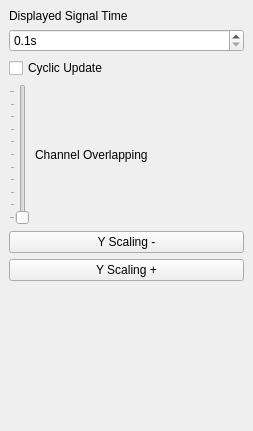
First picture: the form in src/config_widget/view_settings_dock_widget.ui, repository tools4BCI/TiA-Scope, before the edit.
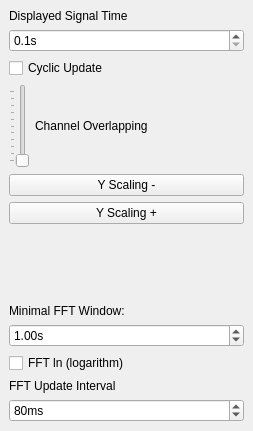
Second picture: the form after the edit. Icons and pictures are not drawn.

```diff
--- a/src/config_widget/view_settings_dock_widget.ui
+++ b/src/config_widget/view_settings_dock_widget.ui
@@ -131,6 +131,59 @@
       </property>
      </spacer>
     </item>
+    <item>
+     <widget class="QLabel" name="label_3">
+      <property name="text">
+       <string>Minimal FFT Window:</string>
+      </property>
+     </widget>
+    </item>
+    <item>
+     <widget class="QDoubleSpinBox" name="fftWindowSizeSpinbox">
+      <property name="suffix">
+       <string>s</string>
+      </property>
+      <property name="maximum">
+       <double>10.000000000000000</double>
+      </property>
+      <property name="singleStep">
+       <double>0.050000000000000</double>
+      </property>
+      <property name="value">
+       <double>1.000000000000000</double>
+      </property>
+     </widget>
+    </item>
+    <item>
+     <widget class="QCheckBox" name="fftLogCheckbox">
+      <property name="text">
+       <string>FFT ln (logarithm)</string>
+      </property>
+     </widget>
+    </item>
+    <item>
+     <widget class="QLabel" name="label_4">
+      <property name="text">
+       <string>FFT Update Interval</string>
+      </property>
+     </widget>
+    </item>
+    <item>
+     <widget class="QSpinBox" name="fftUpdateIntervalSpinbox">
+      <property name="suffix">
+       <string>ms</string>
+      </property>
+      <property name="minimum">
+       <number>10</number>
+      </property>
+      <property name="maximum">
+       <number>1000</number>
+      </property>
+      <property name="value">
+       <number>80</number>
+      </property>
+     </widget>
+    </item>
    </layout>
   </widget>
  </widget>
```
